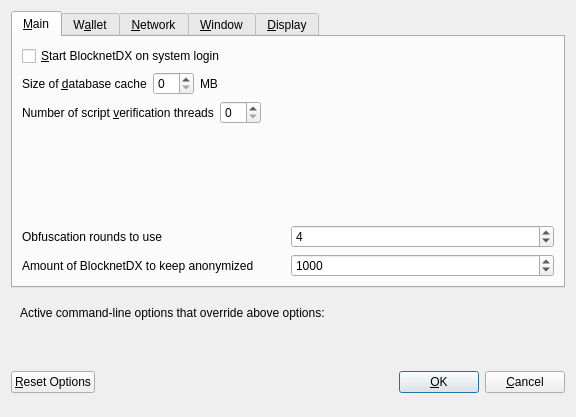
Qt form src/qt/forms/optionsdialog.ui (blocknetdx/blocknet) before a commit.
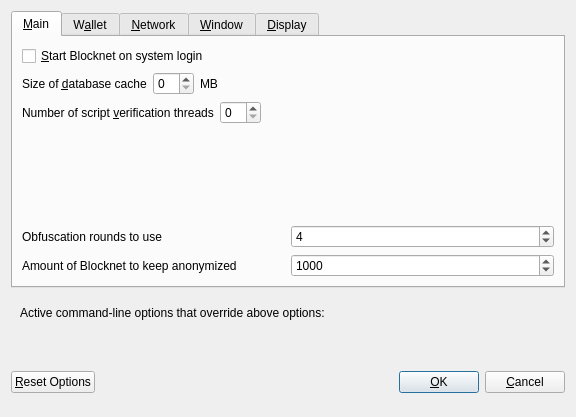
The same form after that commit. Custom widgets are drawn as their Qt base class.

Commit message: Blocknet naming updates

Patch:
```diff
--- a/src/qt/forms/optionsdialog.ui
+++ b/src/qt/forms/optionsdialog.ui
@@ -33,7 +33,7 @@
           <string>Automatically start BlocknetDX after logging in to the system.</string>
          </property>
          <property name="text">
-          <string>&amp;Start BlocknetDX on system login</string>
+          <string>&amp;Start Blocknet on system login</string>
          </property>
         </widget>
        </item>
@@ -177,7 +177,7 @@
             <string notr="true"/>
            </property>
            <property name="text">
-            <string>Amount of BlocknetDX to keep anonymized</string>
+            <string>Amount of Blocknet to keep anonymized</string>
            </property>
           </widget>
          </item>
```
Left out of the diff: 8 changed lines with no effect on the pictures. The commit also changes 93 other files.
